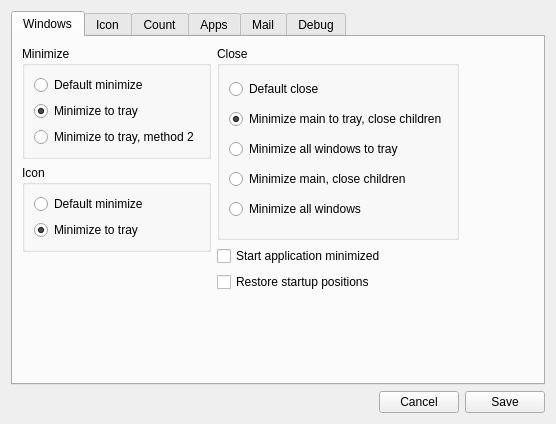
First picture: the form in app/SysTray-X/SysTray-X-app/preferences.ui, repository Ximi1970/systray-x, before the edit.
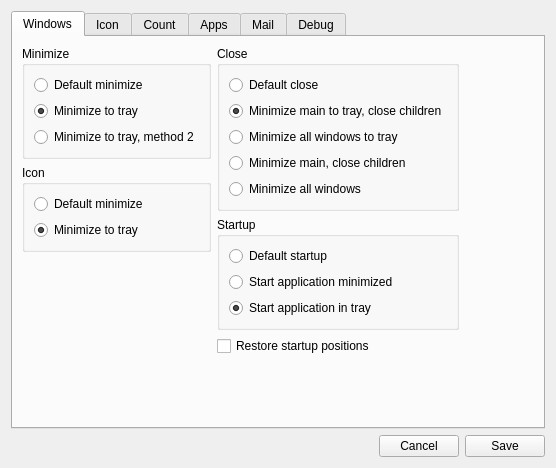
Second picture: the form after the edit. The open tabs and pages were chosen to show the change. Icons and pictures are not drawn.

Patch:
```diff
--- a/app/SysTray-X/SysTray-X-app/preferences.ui
+++ b/app/SysTray-X/SysTray-X-app/preferences.ui
@@ -7,7 +7,7 @@
     <x>0</x>
     <y>0</y>
     <width>556</width>
-    <height>424</height>
+    <height>468</height>
    </rect>
   </property>
   <property name="sizePolicy">
@@ -108,12 +108,45 @@
           </widget>
          </item>
          <item>
+          <widget class="QGroupBox" name="groupBox_9">
+           <property name="title">
+            <string>Startup</string>
+           </property>
           <layout class="QVBoxLayout" name="verticalLayout_10">
            <item>
-            <widget class="QCheckBox" name="startMinimizedCheckBox">
+             <widget class="QRadioButton" name="startDefaultRadioButton">
+              <property name="text">
+               <string>Default startup</string>
+              </property>
+              <attribute name="buttonGroup">
+               <string notr="true">startupTypeGroup</string>
+              </attribute>
+             </widget>
+            </item>
+            <item>
+             <widget class="QRadioButton" name="startMinimizedRadioButton">
              <property name="text">
               <string>Start application minimized</string>
              </property>
+              <attribute name="buttonGroup">
+               <string notr="true">startupTypeGroup</string>
+              </attribute>
+             </widget>
+            </item>
+            <item>
+             <widget class="QRadioButton" name="startDockedRadioButton">
+              <property name="text">
+               <string>Start application in tray</string>
+              </property>
+              <property name="checked">
+               <bool>true</bool>
+              </property>
+              <attribute name="buttonGroup">
+               <string notr="true">startupTypeGroup</string>
+              </attribute>
+             </widget>
+            </item>
+           </layout>
             </widget>
            </item>
            <item>
@@ -123,7 +156,18 @@
              </property>
             </widget>
            </item>
-          </layout>
+         <item>
+          <spacer name="verticalSpacer_6">
+           <property name="orientation">
+            <enum>Qt::Vertical</enum>
+           </property>
+           <property name="sizeHint" stdset="0">
+            <size>
+             <width>20</width>
+             <height>40</height>
+            </size>
+           </property>
+          </spacer>
          </item>
         </layout>
        </item>
@@ -140,19 +184,6 @@
          </property>
         </spacer>
        </item>
-       <item row="1" column="1">
-        <spacer name="verticalSpacer_6">
-         <property name="orientation">
-          <enum>Qt::Vertical</enum>
-         </property>
-         <property name="sizeHint" stdset="0">
-          <size>
-           <width>20</width>
-           <height>40</height>
-          </size>
-         </property>
-        </spacer>
-       </item>
        <item row="0" column="0">
         <layout class="QVBoxLayout" name="verticalLayout_14">
          <item>
```
Left out of the diff: 13 changed lines with no effect on the pictures. Lines whose indentation alone changed are shown as unchanged.
